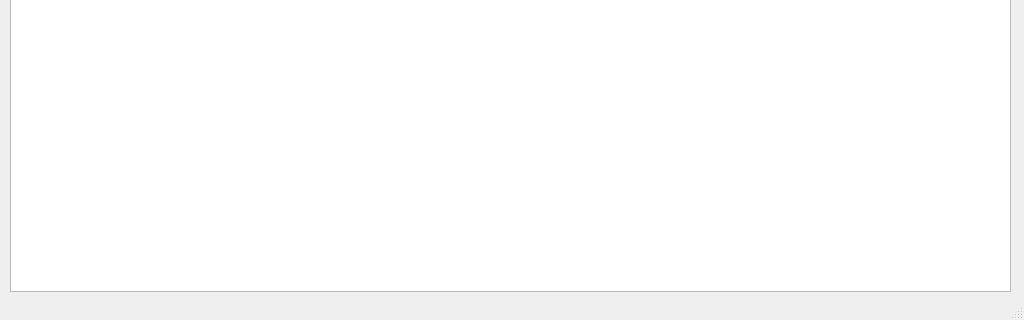
The window that forms/areaeditor.ui (JakimPL/Roguelike) describes before a commit, drawn with Qt 5; both pictures show x 0 to 1024 and y 448 to 768 of the 1024 by 768 pixel window.
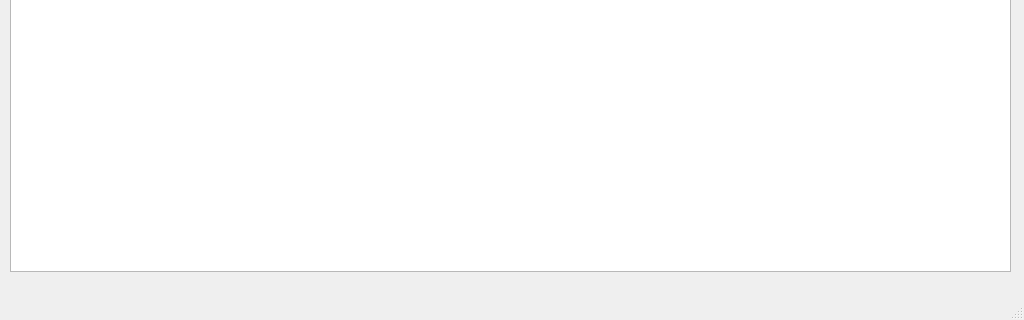
The same window after the commit.

The edit to the form file:
```diff
--- a/forms/areaeditor.ui
+++ b/forms/areaeditor.ui
@@ -20,7 +20,7 @@
       <x>10</x>
       <y>180</y>
       <width>1001</width>
-      <height>541</height>
+      <height>521</height>
      </rect>
     </property>
    </widget>
```
